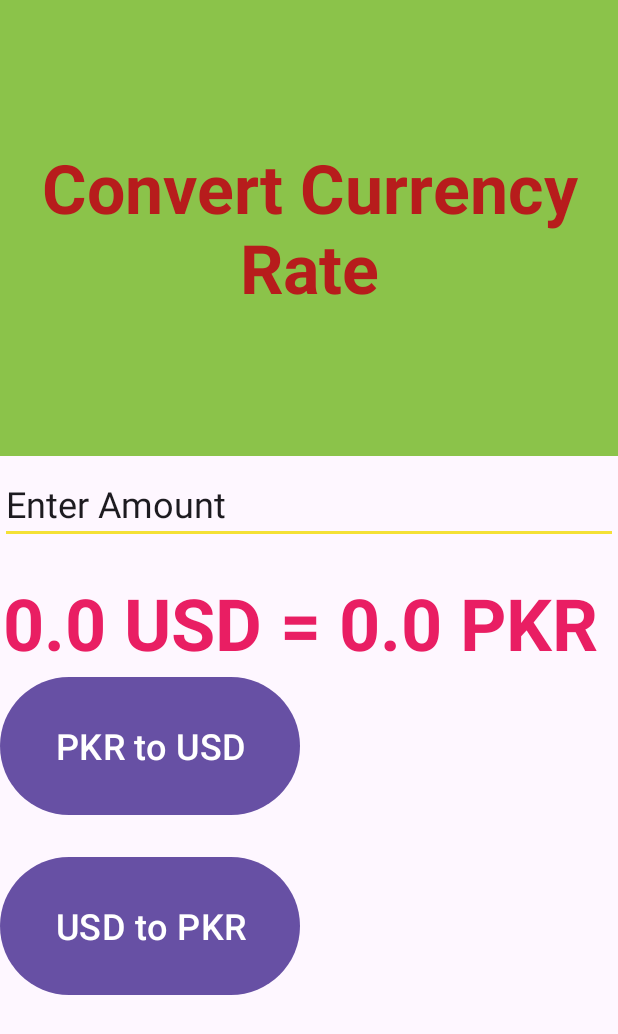
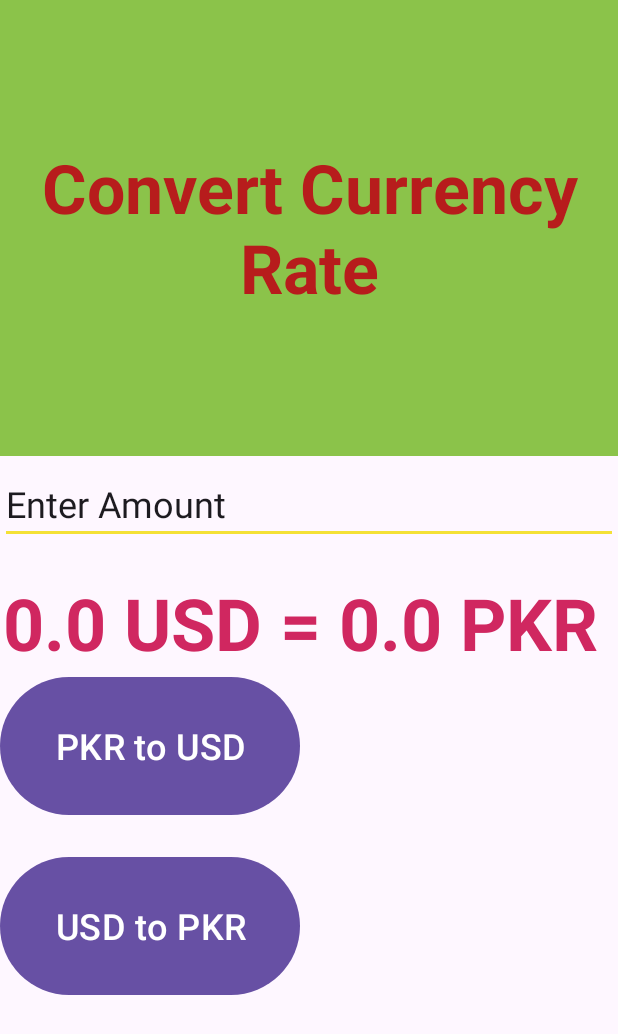
Before and after one commit to mudassirsahto/currencyConverter, an Android app: the screen it shows after launch (MainActivity), after a tap on "PKR to USD", on a phone screen of 412 x 824 dp. Shown: the top 1034 px of the screen. Run offline under Robolectric (Android 15) with nearby library versions, the phone set to English and light mode, and no system bars; 1 statement that could not run was skipped.

Commit message:
updated yml config

```diff
--- a/app/src/main/res/layout/activity_main.xml
+++ b/app/src/main/res/layout/activity_main.xml
@@ -40,7 +40,7 @@
         android:layout_marginTop="20dp"
         android:gravity="center_horizontal"
         android:text="0"
-        android:textColor="#E91E63"
+        android:textColor="#D02760"
         android:textSize="48sp"
         android:textStyle="bold" />
 
```
